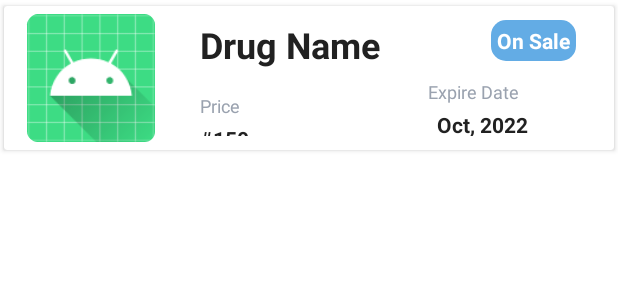
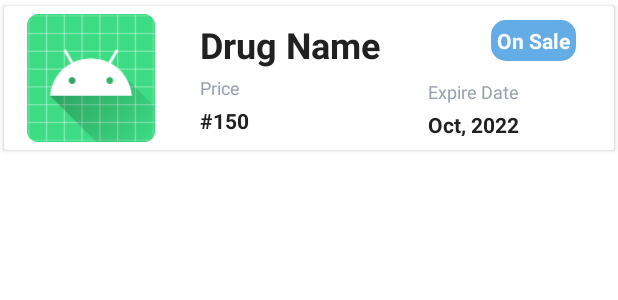
Before and after one commit to jirois/Aida, an Android app: the layout aida_drug_items.xml on its own in the app's theme, with its tools: preview values and no code run, on a phone screen of 412 x 824 dp. Shown: the top 300 px of the screen. Run offline under Robolectric (Android 15) with nearby library versions, the phone set to English and light mode, and no system bars.

Commit message:
fix: druglist xml fix

```diff
--- a/app/src/main/res/layout/aida_drug_items.xml
+++ b/app/src/main/res/layout/aida_drug_items.xml
@@ -80,7 +80,6 @@
                     android:text="@string/aida_item_price_title"
                     android:textColor="@color/secondary_text_color"
                     android:textSize="@dimen/aida_item_title_text_size"
-                    app:layout_constraintBottom_toBottomOf="parent"
                     app:layout_constraintStart_toStartOf="parent"
                     app:layout_constraintTop_toBottomOf="@+id/tv_drug_name"
                     tools:text="Price" />
@@ -117,13 +116,14 @@
                     android:layout_width="wrap_content"
                     android:layout_height="wrap_content"
                     android:layout_marginTop="4dp"
-                    android:layout_marginEnd="48dp"
-                    android:layout_marginRight="48dp"
+                    android:layout_marginEnd="54dp"
+                    android:layout_marginRight="54dp"
+                    android:textStyle="bold"
                     android:textColor="@color/primary_text_color"
-                    android:textStyle="bold"
                     app:layout_constraintEnd_toEndOf="parent"
                     app:layout_constraintTop_toBottomOf="@+id/tv_date_title"
-                    tools:text="Oct, 2022" />
+                    tools:text="Oct, 2022"
+                    />
             </androidx.constraintlayout.widget.ConstraintLayout>
         </LinearLayout>
     </androidx.cardview.widget.CardView>
```
